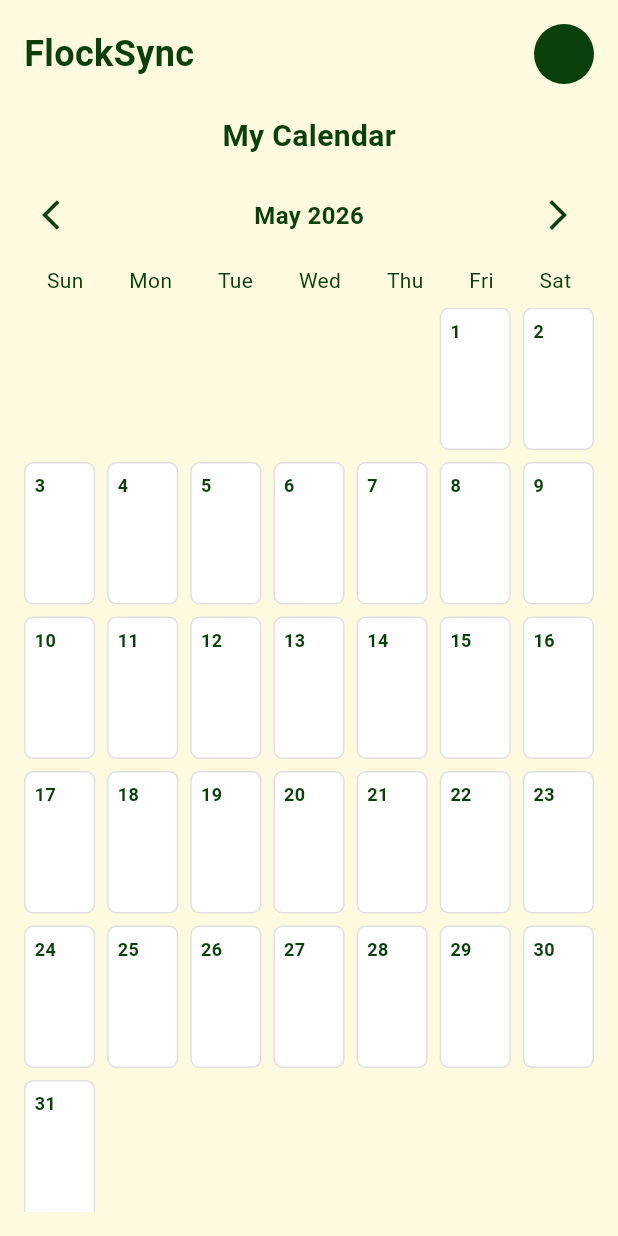
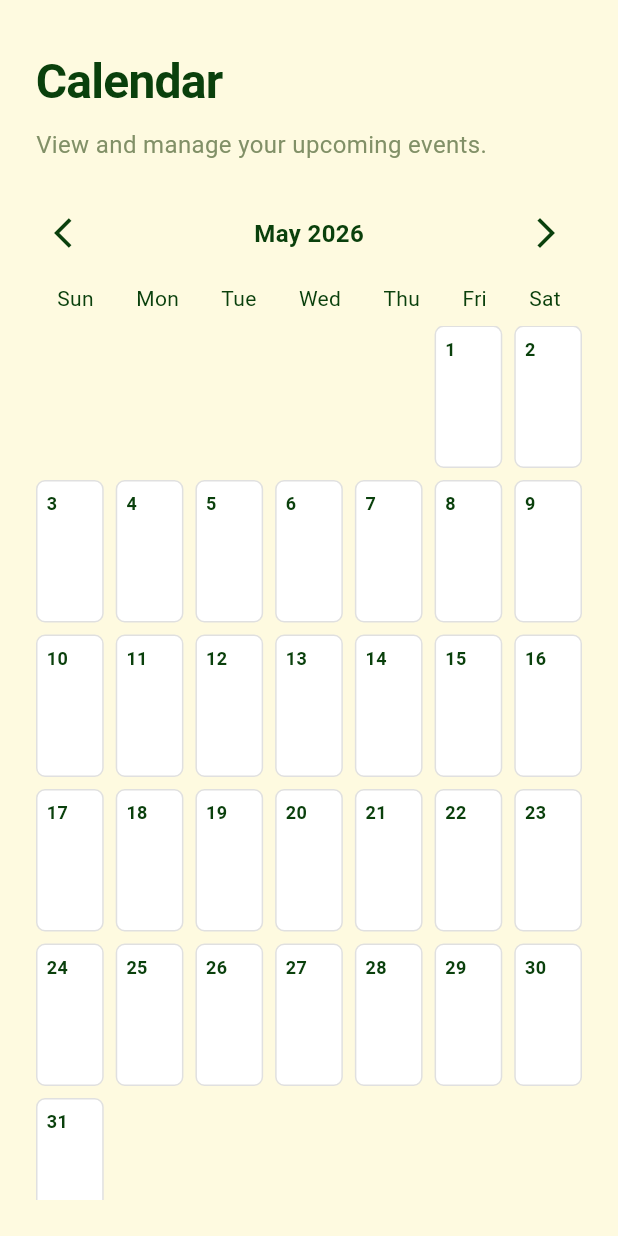
Before and after one commit to DataAgent47/Flocksync, a Flutter app: the PersonalCalendarPage screen opened directly, on a phone screen of 412 x 824 dp. Run offline on Flutter 3.47's test engine with Material 3 defaults, Android fonts, the phone set to English and light mode, and no system bars; our stand-ins replace cloud_firestore, firebase_auth, firebase_core, firebase_storage, flutter_map, google_sign_in and 4 more; accounts and stored records are empty; generated files the repository leaves out were written again.

Commit message:
Match header of dashboard and calendar

```diff
--- a/frontend/lib/features/calendar/screens/personal_calendar_page.dart
+++ b/frontend/lib/features/calendar/screens/personal_calendar_page.dart
@@ -81,37 +81,30 @@ class _PersonalCalendarPageState extends State<PersonalCalendarPage> {
       backgroundColor: AppColors.background,
       body: SafeArea(
         child: Padding(
-          padding: const EdgeInsets.all(16),
+          padding: const EdgeInsets.fromLTRB(24, 32, 24, 24),
           child: Column(
+            crossAxisAlignment: CrossAxisAlignment.start,
             children: [
-
-              Row(
-                mainAxisAlignment: MainAxisAlignment.spaceBetween,
-                children: [
-                  Text(
-                    "FlockSync",
-                    style: TextStyle(
-                      fontSize: 24,
-                      fontWeight: FontWeight.bold,
-                      color: AppColors.darkGreen,
-                    ),
-                  ),
-                  const CircleAvatar(),
-                ],
-              ),
-
-              const SizedBox(height: 20),
-
+              // Aligned page header
               Text(
-                "My Calendar",
+                "Calendar",
                 style: TextStyle(
-                  fontSize: 20,
-                  fontWeight: FontWeight.bold,
+                  fontSize: 32,
+                  fontWeight: FontWeight.w700,
                   color: AppColors.darkGreen,
+                  letterSpacing: -0.5,
                 ),
               ),
-
-              const SizedBox(height: 15),
+              const SizedBox(height: 8),
+              Text(
+                "View and manage your upcoming events.",
+                style: TextStyle(
+                  fontSize: 16,
+                  color: AppColors.textSecondary,
+                  height: 1.4,
+                ),
+              ),
+              const SizedBox(height: 24),
 
               Row(
                 mainAxisAlignment: MainAxisAlignment.spaceBetween,
```
Also changed, not shown: frontend/lib/main.dart (+54 -21 lines).
